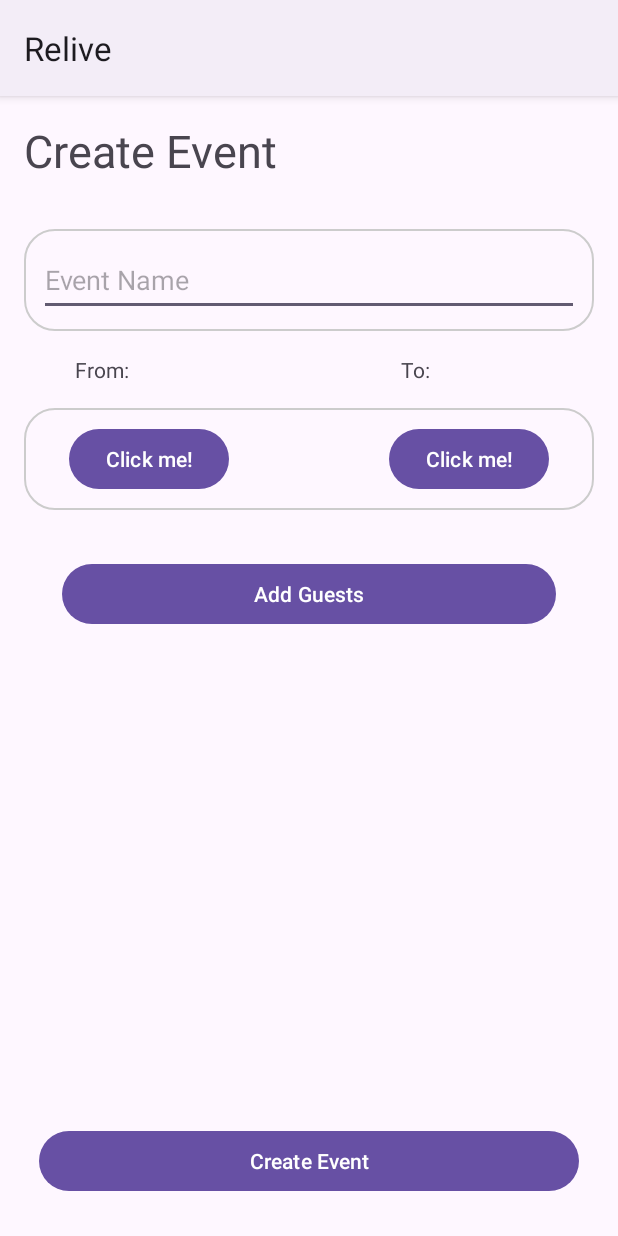
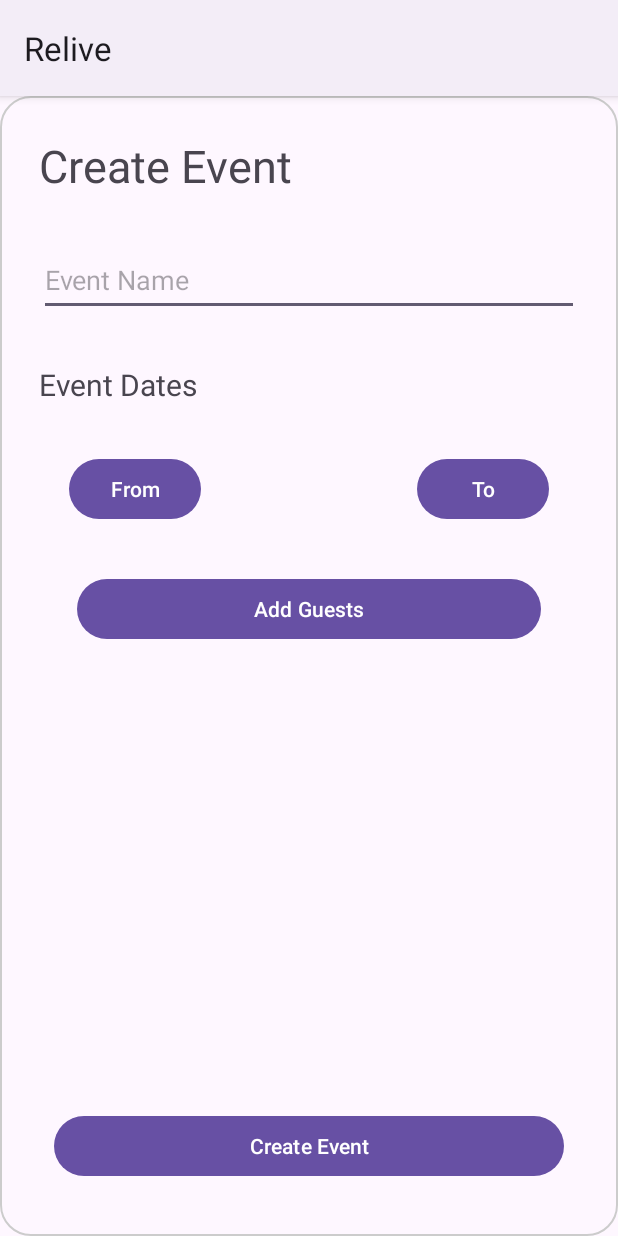
Before and after one commit to karangeorge97/ReLive-Onedroid, an Android app: the CreateEvent screen opened directly, with no data from a screen before it, on a phone screen of 412 x 824 dp. Run offline under Robolectric (Android 15) with nearby library versions, the light colour scheme and no system bars; Roboto replaces fonts that are not available here; 1 statement that could not run was skipped.

Commit message:
Working list of users invited to the event and inviting from image grid , modications to the create event for error handling and xml

```diff
--- a/app/src/main/java/com/onedroid/relive/FilteringActivity.java
+++ b/app/src/main/java/com/onedroid/relive/FilteringActivity.java
@@ -249,6 +249,7 @@ public class FilteringActivity extends AppCompatActivity {
                 imageGridActivityIntent.putExtra("filterApplied",isContributorSwitchChecked||isTimeSwitchChecked);
                 imageGridActivityIntent.putExtra("contributorSwitchIsChecked",isContributorSwitchChecked);
                 imageGridActivityIntent.putExtra("timeSwitchIsChecked",isTimeSwitchChecked);
+
                //Added this to indicate if no filters
                 if(isContributorSwitchChecked||isTimeSwitchChecked) {
                     numberOfImages = (int) (numberOfImages * contributorFraction * timeFraction);
--- a/app/src/main/java/com/onedroid/relive/JoinEvent.java
+++ b/app/src/main/java/com/onedroid/relive/JoinEvent.java
@@ -21,6 +21,8 @@ import com.google.android.material.floatingactionbutton.ExtendedFloatingActionBu
 
 import com.onedroid.relive.model.Event;
 import com.onedroid.relive.service.AccountService;
+
+import java.util.ArrayList;
 
 public class JoinEvent extends AppCompatActivity implements ServiceConnection{
 
@@ -118,6 +120,7 @@ public class JoinEvent extends AppCompatActivity implements ServiceConnection{
                 public void onClick(View view) {
                     try {
                         mService.removeInvite(invite);
+                        invite.addAttendee(getIntent().getStringExtra("userName"));
                         mService.addEvent(invite);
                         ((ViewGroup)view.getParent().getParent()).removeView((ViewGroup)view.getParent());
                         Toast.makeText(JoinEvent.this,"Successfully Joined "+ invite.getName(), Toast.LENGTH_SHORT).show();
--- a/app/src/main/java/com/onedroid/relive/MainActivity.java
+++ b/app/src/main/java/com/onedroid/relive/MainActivity.java
@@ -75,6 +75,7 @@ public class MainActivity extends AppCompatActivity implements View.OnClickListe
                 break;
             case R.id.joinevent:
                 Intent joinEventActivity = new Intent(getApplicationContext(), JoinEvent.class);
+                joinEventActivity.putExtra("userName", getIntent().getStringExtra("username"));
                 startActivity(joinEventActivity);
                 break;
 
--- a/app/src/main/java/com/onedroid/relive/data/Database.java
+++ b/app/src/main/java/com/onedroid/relive/data/Database.java
@@ -92,9 +92,9 @@ public class Database extends SQLiteOpenHelper {
         return db.query(TABLE, null, KEY_USERNAME + "=?", new String[]{selection}, null, null, null);
     }
 
-    public Cursor readInvites(String selection) {
+    public Cursor readAttendees() {
         SQLiteDatabase db = getInstance(null).getWritableDatabase();
-        return db.query(TABLE, null, KEY_USERNAME + "=?", new String[]{selection}, null, null, null);
+        return db.query(TABLE, null, null, null, null, null, null);
     }
 
     /**
--- a/app/src/main/res/layout/activity_create_event.xml
+++ b/app/src/main/res/layout/activity_create_event.xml
@@ -6,7 +6,9 @@
     android:layout_height="match_parent"
     android:orientation="vertical"
     tools:context=".CreateEvent"
-    android:layout_margin="@dimen/fab_margin">
+    android:layout_margin="@dimen/fab_margin"
+    android:background="@drawable/customborder"
+    >
 
 
     <LinearLayout
@@ -14,14 +16,15 @@
         android:layout_width="match_parent"
         android:layout_height="wrap_content"
         android:orientation="vertical"
-        android:layout_margin="@dimen/text_margin">
+        android:layout_margin="@dimen/text_margin"
+        >
 
         <TextView
             android:layout_width="wrap_content"
             android:layout_height="wrap_content"
             android:text="Create Event"
             android:textIsSelectable="false"
-            android:textSize="30dp" />
+            android:textSize="30sp" />
 
     </LinearLayout>
 
@@ -31,7 +34,7 @@
         android:id="@+id/EventNameLL"
         android:orientation="horizontal"
         android:layout_margin="@dimen/text_margin"
-        android:background="@drawable/customborder">
+        >
 
         <EditText
             android:id="@+id/eventName"
@@ -51,16 +54,11 @@
         android:layout_width="wrap_content"
         android:layout_height="wrap_content"
         android:id="@+id/FromText"
-        android:text="From:"
-        android:layout_marginHorizontal="50dp"/>
+        android:text="Event Dates"
+        android:textSize="20sp"
+        android:layout_margin="@dimen/text_margin"
+    />
 
-    <TextView
-        android:layout_width="wrap_content"
-        android:layout_height="wrap_content"
-        android:id="@+id/ToText"
-        android:text="To:"
-        android:layout_alignParentRight="true"
-        android:layout_marginHorizontal="125dp"/>
     </RelativeLayout>
 
     <RelativeLayout
@@ -69,7 +67,7 @@
         android:id="@+id/dateButtonsRL"
         android:orientation="horizontal"
         android:layout_margin="@dimen/text_margin"
-        android:background="@drawable/customborder">
+   >
 
         <Button
             android:id="@+id/start_date"
@@ -77,7 +75,7 @@
             android:layout_height="wrap_content"
             android:layout_marginHorizontal="20dp"
             android:clickable="true"
-            android:text="Click me!" />
+            android:text="From" />
 <!--        text should be the date from the start_datepicker widget-->
         <Button
             android:layout_width="wrap_content"
@@ -85,7 +83,7 @@
             android:clickable="true"
             android:layout_alignParentRight="true"
             android:id="@+id/end_date"
-            android:text="Click me!"
+            android:text="To"
             android:layout_marginHorizontal="20dp"
             />
     </RelativeLayout>
--- a/app/src/main/res/layout/activity_image_grid.xml
+++ b/app/src/main/res/layout/activity_image_grid.xml
@@ -31,7 +31,7 @@
 
 
         <com.google.android.material.floatingactionbutton.FloatingActionButton
-            android:id="@+id/accept"
+            android:id="@+id/shareEvent"
             android:layout_width="0dp"
             android:layout_height="wrap_content"
             android:layout_gravity="right"
```
Also changed, not shown: app/src/main/java/com/onedroid/relive/CreateEvent.java (+39 -28 lines), app/src/main/java/com/onedroid/relive/ImageGridActivity.java (+35 -0 lines), app/src/main/java/com/onedroid/relive/ShareEvent.java (+18 -5 lines), app/src/main/java/com/onedroid/relive/handlers/AuthHandler.java (+12 -8 lines), app/src/main/java/com/onedroid/relive/model/Event.java (+21 -1 lines), app/src/main/java/com/onedroid/relive/service/AccountService.java (+48 -9 lines).
